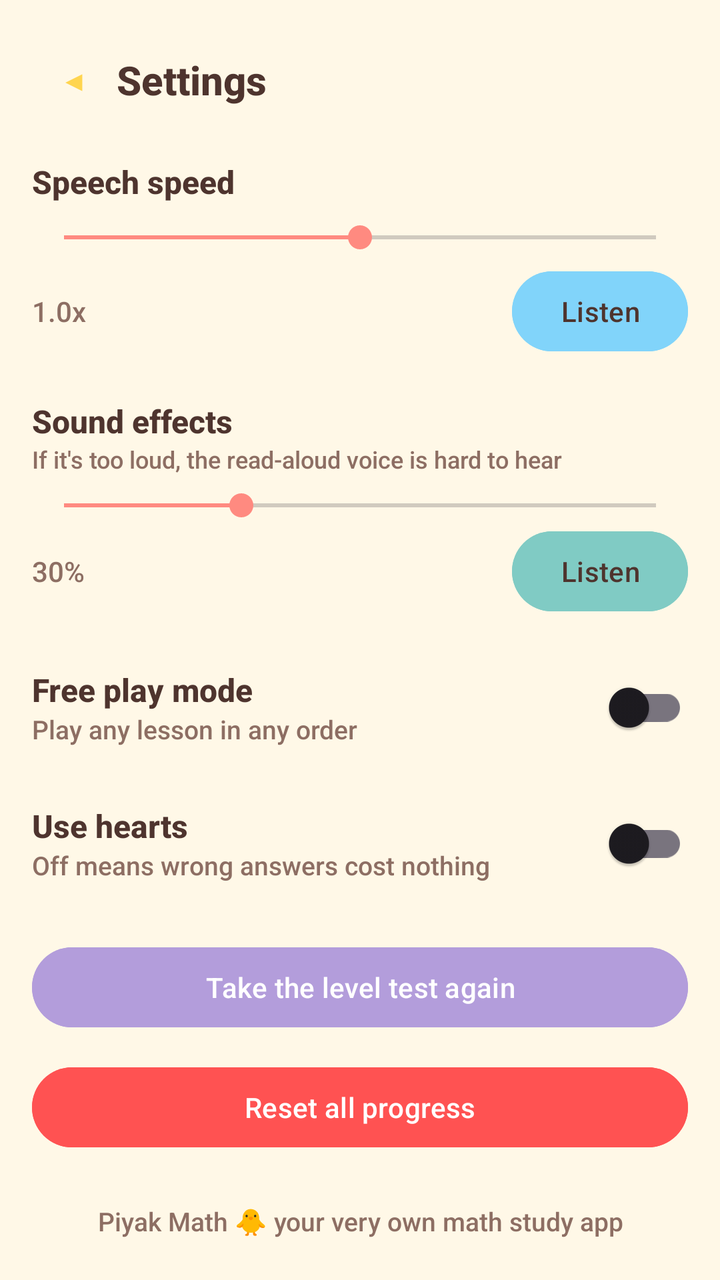
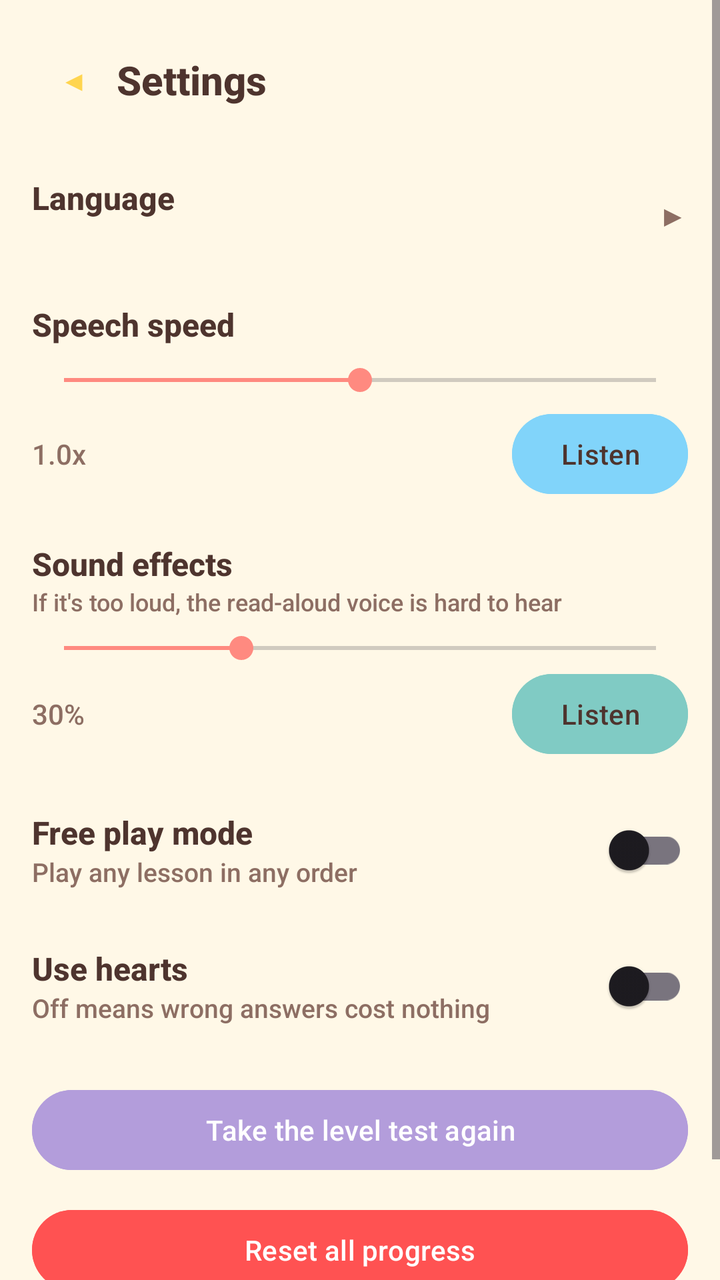

Before-and-after screenshots of an Android layout around one commit, followed by the original layout XML and the change that was made.
<!-- AndroidManifest.xml: application theme Theme.Piyak -->
<!-- res/layout/activity_settings.xml -->
<?xml version="1.0" encoding="utf-8"?>
<ScrollView xmlns:android="http://schemas.android.com/apk/res/android"
    android:layout_width="match_parent" android:layout_height="match_parent">
    <LinearLayout
        android:layout_width="match_parent" android:layout_height="wrap_content"
        android:orientation="vertical" android:paddingTop="16dp" android:paddingBottom="16dp"
        android:paddingStart="@dimen/screen_pad" android:paddingEnd="@dimen/screen_pad">

        <LinearLayout android:layout_width="match_parent" android:layout_height="wrap_content"
            android:orientation="horizontal" android:gravity="center_vertical">
            <Button android:id="@+id/btnBack" style="?attr/materialIconButtonStyle"
                android:layout_width="wrap_content" android:layout_height="wrap_content" android:text="◀" />
            <TextView android:layout_width="wrap_content" android:layout_height="wrap_content"
                android:text="@string/set_title" android:textSize="20sp" android:textStyle="bold" />
        </LinearLayout>

        <TextView android:layout_width="wrap_content" android:layout_height="wrap_content"
            android:layout_marginTop="16dp" android:text="@string/set_speed" android:textSize="16sp" android:textStyle="bold" />
        <SeekBar android:id="@+id/seekRate" android:layout_width="match_parent" android:layout_height="wrap_content"
            android:layout_marginTop="8dp" android:max="14" android:progress="7" />
        <LinearLayout android:layout_width="match_parent" android:layout_height="wrap_content"
            android:orientation="horizontal" android:gravity="center_vertical" android:layout_marginTop="4dp">
            <TextView android:id="@+id/txtRate" android:layout_width="0dp" android:layout_height="wrap_content"
                android:layout_weight="1" android:text="1.0x" android:textColor="@color/brown_soft" />
            <Button android:id="@+id/btnTtsTest" android:layout_width="wrap_content" android:layout_height="wrap_content"
                android:text="@string/set_listen" android:backgroundTint="@color/sky" android:textColor="@color/brown_text" />
        </LinearLayout>

        <TextView android:layout_width="wrap_content" android:layout_height="wrap_content"
            android:layout_marginTop="20dp" android:text="@string/set_sfx" android:textSize="16sp" android:textStyle="bold" />
        <TextView android:layout_width="wrap_content" android:layout_height="wrap_content"
            android:text="@string/ma_sfx_note" android:textSize="12sp"
            android:textColor="@color/brown_soft" />
        <SeekBar android:id="@+id/seekSfx" android:layout_width="match_parent" android:layout_height="wrap_content"
            android:layout_marginTop="6dp" android:max="100" android:progress="30" />
        <LinearLayout android:layout_width="match_parent" android:layout_height="wrap_content"
            android:orientation="horizontal" android:gravity="center_vertical">
            <TextView android:id="@+id/txtSfx" android:layout_width="0dp" android:layout_height="wrap_content"
                android:layout_weight="1" android:text="30%" android:textColor="@color/brown_soft" />
            <Button android:id="@+id/btnSfxTest" android:layout_width="wrap_content" android:layout_height="wrap_content"
                android:text="@string/set_listen" android:backgroundTint="@color/mint" android:textColor="@color/brown_text" />
        </LinearLayout>

        <LinearLayout android:layout_width="match_parent" android:layout_height="wrap_content"
            android:orientation="horizontal" android:gravity="center_vertical" android:layout_marginTop="20dp">
            <LinearLayout android:layout_width="0dp" android:layout_height="wrap_content" android:layout_weight="1"
                android:orientation="vertical">
                <TextView android:layout_width="wrap_content" android:layout_height="wrap_content"
                    android:text="@string/set_free_mode" android:textSize="16sp" android:textStyle="bold" />
                <TextView android:layout_width="wrap_content" android:layout_height="wrap_content"
                    android:text="@string/set_free_mode_desc" android:textSize="13sp" android:textColor="@color/brown_soft" />
            </LinearLayout>
            <com.google.android.material.switchmaterial.SwitchMaterial android:id="@+id/switchFree"
                android:layout_width="wrap_content" android:layout_height="wrap_content" />
        </LinearLayout>

        <LinearLayout android:layout_width="match_parent" android:layout_height="wrap_content"
            android:orientation="horizontal" android:gravity="center_vertical" android:layout_marginTop="20dp">
            <LinearLayout android:layout_width="0dp" android:layout_height="wrap_content" android:layout_weight="1"
                android:orientation="vertical">
                <TextView android:layout_width="wrap_content" android:layout_height="wrap_content"
                    android:text="@string/set_hearts" android:textSize="16sp" android:textStyle="bold" />
                <TextView android:layout_width="wrap_content" android:layout_height="wrap_content"
                    android:text="@string/set_hearts_desc" android:textSize="13sp"
                    android:textColor="@color/brown_soft" />
            </LinearLayout>
            <com.google.android.material.switchmaterial.SwitchMaterial android:id="@+id/switchHearts"
                android:layout_width="wrap_content" android:layout_height="wrap_content" />
        </LinearLayout>

        <Button android:id="@+id/btnPlacement" android:layout_width="match_parent" android:layout_height="wrap_content"
            android:layout_marginTop="24dp" android:text="@string/set_placement_again"
            android:backgroundTint="@color/lavender" android:textColor="@color/white" />

        <Button android:id="@+id/btnCrash" android:layout_width="match_parent" android:layout_height="wrap_content"
            android:layout_marginTop="12dp" android:text="@string/set_crash_log"
            android:backgroundTint="@color/cream_dark" android:textColor="@color/brown_text"
            android:visibility="gone" />

        <Button android:id="@+id/btnReset" android:layout_width="match_parent" android:layout_height="wrap_content"
            android:layout_marginTop="12dp" android:text="@string/set_reset"
            android:backgroundTint="@color/coral_deep" android:textColor="@color/white" />

        <TextView android:layout_width="match_parent" android:layout_height="wrap_content"
            android:layout_marginTop="24dp" android:gravity="center" android:textSize="13sp"
            android:textColor="@color/brown_soft"
            android:text="@string/ma_about" />
    </LinearLayout>
</ScrollView>
<!-- resources referenced by this layout -->
<resources>
  <color name="brown_soft">#8D6E63</color>
  <color name="brown_text">#4E342E</color>
  <color name="coral_deep">#FF5252</color>
  <color name="cream_dark">#FFF0CC</color>
  <color name="lavender">#B39DDB</color>
  <color name="mint">#80CBC4</color>
  <color name="sky">#81D4FA</color>
  <color name="white">#FFFFFF</color>
  <dimen name="screen_pad">16dp</dimen>
  <string name="ma_about">Piyak Math 🐥 your very own math study app</string>
  <string name="ma_sfx_note">If it\'s too loud, the read-aloud voice is hard to hear</string>
  <string name="set_crash_log">View last error log</string>
  <string name="set_free_mode">Free play mode</string>
  <string name="set_free_mode_desc">Play any lesson in any order</string>
  <string name="set_hearts">Use hearts</string>
  <string name="set_hearts_desc">Off means wrong answers cost nothing</string>
  <string name="set_listen">Listen</string>
  <string name="set_placement_again">Take the level test again</string>
  <string name="set_reset">Reset all progress</string>
  <string name="set_sfx">Sound effects</string>
  <string name="set_speed">Speech speed</string>
  <string name="set_title">Settings</string>
  <style name="Theme.Piyak" parent="Theme.Material3.Light.NoActionBar">
          <item name="colorPrimary">@color/chick_yellow</item>
          <item name="colorOnPrimary">@color/brown_text</item>
          <item name="colorPrimaryContainer">@color/cream_dark</item>
          <item name="colorOnPrimaryContainer">@color/brown_text</item>
          <item name="colorSecondary">@color/coral</item>
          <item name="colorOnSecondary">@color/white</item>
          <item name="android:windowBackground">@color/cream</item>
          <item name="android:statusBarColor">@color/cream</item>
          <item name="android:windowLightStatusBar">true</item>
          <item name="android:navigationBarColor">@color/cream</item>
          <item name="android:textColor">@color/brown_text</item>
          <item name="android:fontFamily">sans-serif-medium</item>
      </style>
  <color name="chick_yellow">#FFD54F</color>
  <color name="coral">#FF8A80</color>
  <color name="cream">#FFF8E7</color>
</resources>

<!-- the commit's change to res/layout/activity_settings.xml (unified diff, before → after) -->
@@ -14,6 +14,25 @@
                 android:text="@string/set_title" android:textSize="20sp" android:textStyle="bold" />
         </LinearLayout>
 
+
+        
+        <LinearLayout android:id="@+id/rowLanguage"
+            android:layout_width="match_parent" android:layout_height="wrap_content"
+            android:orientation="horizontal" android:gravity="center_vertical"
+            android:layout_marginTop="16dp" android:paddingTop="8dp" android:paddingBottom="8dp"
+            android:background="?attr/selectableItemBackground" android:clickable="true"
+            android:focusable="true">
+            <LinearLayout android:layout_width="0dp" android:layout_height="wrap_content"
+                android:layout_weight="1" android:orientation="vertical">
+                <TextView android:layout_width="wrap_content" android:layout_height="wrap_content"
+                    android:text="@string/ly_language" android:textSize="16sp" android:textStyle="bold" />
+                <TextView android:id="@+id/txtLanguage" android:layout_width="wrap_content"
+                    android:layout_height="wrap_content" android:textSize="13sp"
+                    android:textColor="@color/brown_soft" />
+            </LinearLayout>
+            <TextView android:layout_width="wrap_content" android:layout_height="wrap_content"
+                android:text="▶" android:textSize="15sp" android:textColor="@color/brown_soft" />
+        </LinearLayout>
         <TextView android:layout_width="wrap_content" android:layout_height="wrap_content"
             android:layout_marginTop="16dp" android:text="@string/set_speed" android:textSize="16sp" android:textStyle="bold" />
         <SeekBar android:id="@+id/seekRate" android:layout_width="match_parent" android:layout_height="wrap_content"
<!-- resource entries referenced after the edit -->
@@ -9,6 +9,7 @@
   <color name="sky">#81D4FA</color>
   <color name="white">#FFFFFF</color>
   <dimen name="screen_pad">16dp</dimen>
+  <string name="ly_language">Language</string>
   <string name="ma_about">Piyak Math 🐥 your very own math study app</string>
   <string name="ma_sfx_note">If it\'s too loud, the read-aloud voice is hard to hear</string>
   <string name="set_crash_log">View last error log</string>
